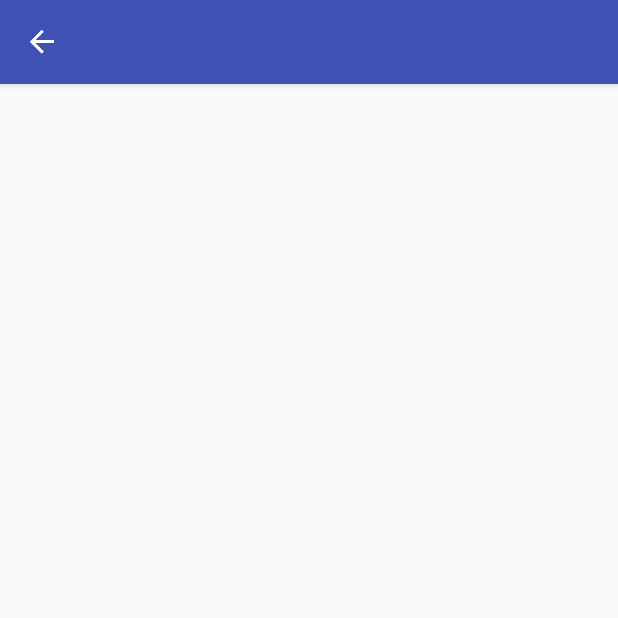
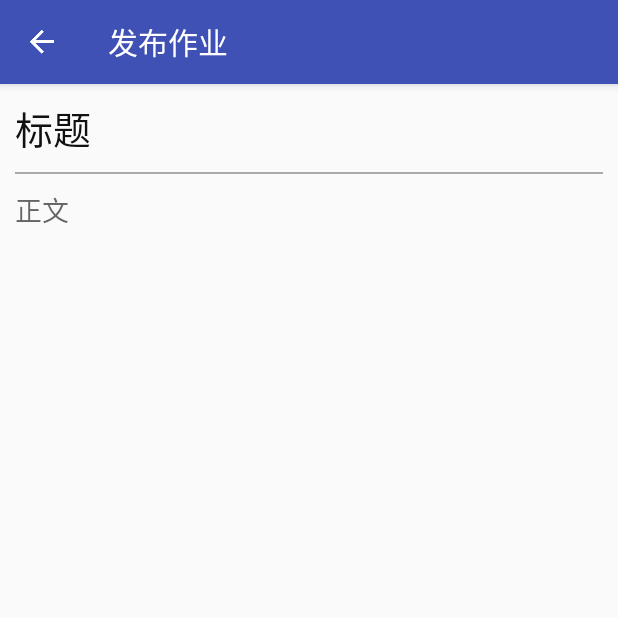
Before and after one commit to sngths/FscClient, an Android app: the fragment AssignemntReleaseFragment placed in its activity, on a phone screen of 412 x 824 dp, the top half of it. Run offline under Robolectric (Android 15) with nearby library versions, the phone set to English and light mode, and no system bars; our stand-ins replace ButterKnife; libraries missing offline, so code that uses them is left out: com.bignerdranch.expandablerecyclerview, rx.android.schedulers, rx.functions, rx.schedulers; 20 statements that could not run were skipped.

Commit message:
修改作业发布界面  完成可折叠列表的点击处理

```diff
--- a/app/src/main/java/com/tianxing/presenter/main/ContactsPresenter.java
+++ b/app/src/main/java/com/tianxing/presenter/main/ContactsPresenter.java
@@ -12,11 +12,23 @@ public interface ContactsPresenter {
 
 
 
+    /**
+     * 取得群组数目
+     * */
+    Integer getGroupCount();
+
 
     /**
      * 取得群组列表
      * */
     List<GroupInfo> getGroupInfos();
+
+
+    /**
+     * 取得好友数目
+     * */
+    Integer getFriendsCount();
+
 
     /**
      * 取得好友列表
--- a/app/src/main/java/com/tianxing/ui/activity/MainView.java
+++ b/app/src/main/java/com/tianxing/ui/activity/MainView.java
@@ -25,6 +25,10 @@ public interface MainView {
     void startAssignmentReleaseFragment();
 
 
+    /**
+     * 启动聊天界面 包括群聊和一对一聊天界面
+     * */
+    void startChatFragment(Integer parentPosition, Integer childPosition);
 
     /**
      * 返回 操作
--- a/app/src/main/java/com/tianxing/ui/fragment/child/AssignemntReleaseFragment.java
+++ b/app/src/main/java/com/tianxing/ui/fragment/child/AssignemntReleaseFragment.java
@@ -37,6 +37,7 @@ public class AssignemntReleaseFragment extends BaseBackFragment {
         View view = inflater.inflate(R.layout.fragment_assignment_release, container, false);
         unbinder = ButterKnife.bind(this, view);
         toolBarInit(toolbar);
+        toolbar.setTitle("发布作业");
         return view;
     }
 
--- a/app/src/main/java/com/tianxing/ui/fragment/child/AssignmentDetailFragment.java
+++ b/app/src/main/java/com/tianxing/ui/fragment/child/AssignmentDetailFragment.java
@@ -36,6 +36,7 @@ public class AssignmentDetailFragment extends BaseBackFragment {
         View view = inflater.inflate(R.layout.fragment_assignment_detail, container, false);
         unbinder = ButterKnife.bind(this, view);
         toolBarInit(toolbar);
+        toolbar.setTitle("作业详情");
         return view;
     }
 
--- a/app/src/main/java/com/tianxing/ui/fragment/child/AssignmentDetailView.java
+++ b/app/src/main/java/com/tianxing/ui/fragment/child/AssignmentDetailView.java
@@ -4,4 +4,5 @@ package com.tianxing.ui.fragment.child;
  * Created by tianxing on 16/7/25.
  */
 public interface AssignmentDetailView {
+
 }
--- a/app/src/main/java/com/tianxing/ui/fragment/main/AssignmentListFragment.java
+++ b/app/src/main/java/com/tianxing/ui/fragment/main/AssignmentListFragment.java
@@ -96,6 +96,7 @@ public class AssignmentListFragment extends BaseFragment implements SwipeRefresh
         super.onSaveInstanceState(outState);
         //保存Fragment的滑动位置 载入状态等信息 用来恢复Fragment的原先状态
 
+
     }
 
     @Override
@@ -121,7 +122,5 @@ public class AssignmentListFragment extends BaseFragment implements SwipeRefresh
         if (swipeRefreshLayout.isRefreshing()) {
             swipeRefreshLayout.setRefreshing(false);
         }
-
-
     }
 }
--- a/app/src/main/java/com/tianxing/ui/fragment/main/MainFragment.java
+++ b/app/src/main/java/com/tianxing/ui/fragment/main/MainFragment.java
@@ -89,7 +89,7 @@ public class MainFragment extends BaseFragment {
 
     private void initView(){
         bottomBar.addItem(new BottomBarTab(getContext(), R.mipmap.ic_bottombar_icon1_24dp, "作业"));
-        bottomBar.addItem(new BottomBarTab(getContext(), R.mipmap.ic_bottombar_icon2_24dp, "批阅"));
+        bottomBar.addItem(new BottomBarTab(getContext(), R.mipmap.ic_bottombar_icon2_24dp, "课堂"));
         bottomBar.addItem(new BottomBarReleaseTab(getContext()));//发布按钮
         bottomBar.addItem(new BottomBarTab(getContext(), R.mipmap.ic_bottombar_icon3_24dp, "学生"));
         bottomBar.addItem(new BottomBarTab(getContext(), R.mipmap.ic_bottombar_icon3_24dp, "设置"));
@@ -110,7 +110,7 @@ public class MainFragment extends BaseFragment {
                     case 1:
                         getChildFragmentManager().beginTransaction().hide(fragments[0]).hide(fragments[2]).hide(fragments[3]).show(fragments[1]).commit();
                         if (actionBar != null){
-                            toolbar.setTitle("批阅");
+                            toolbar.setTitle("课堂");
                         }
                         break;
                     case 2:
--- /dev/null
+++ b/app/src/main/java/com/tianxing/ui/listener/ExpandableViewOnClickListener.java
@@ -0,0 +1,14 @@
+package com.tianxing.ui.listener;
+
+/**
+ * Created by tianxing on 16/7/29.
+ */
+public interface ExpandableViewOnClickListener {
+
+
+    /**
+     * 折叠列表点击
+     * @param position  被点击的子项在折叠列表完全展开时所在的位置
+     * */
+    void OnClick(Integer position);
+}
--- a/app/src/main/res/layout/fragment_assignment_release.xml
+++ b/app/src/main/res/layout/fragment_assignment_release.xml
@@ -5,10 +5,39 @@
               android:layout_height="match_parent">
     <include layout="@layout/toolbar_child"/>
 
-    <LinearLayout
+    <ScrollView
         android:layout_width="match_parent"
-        android:layout_height="wrap_content">
+        android:layout_height="0dp"
+        android:layout_weight="1">
+        <LinearLayout
+            android:layout_width="match_parent"
+            android:layout_height="wrap_content"
+            android:orientation="vertical">
+            <EditText
+                android:hint="@string/assignment_title"
+                android:layout_width="match_parent"
+                android:maxLines="1"
+                android:padding="10dp"
+                android:background="@null"
+                android:textColorHint="#111111"
+                android:textSize="25dp"
+                android:layout_height="wrap_content"/>
+            <!-- 分割线 -->
+            <View
+                android:layout_width="match_parent"
+                android:layout_height="1dp"
+                android:background="@android:color/darker_gray"
+                android:layout_marginLeft="10dp"
+                android:layout_marginRight="10dp"/>
+            <EditText
+                android:layout_width="match_parent"
+                android:layout_height="wrap_content"
+                android:background="@null"
+                android:padding="10dp"
+                android:hint="正文"/>
 
-    </LinearLayout>
+        </LinearLayout>
+
+    </ScrollView>
 
 </LinearLayout>
--- a/app/src/main/res/values/strings.xml
+++ b/app/src/main/res/values/strings.xml
@@ -1,3 +1,4 @@
 <resources>
     <string name="app_name">家校通教师版</string>
+    <string name="assignment_title">标题</string>
 </resources>
```
Also changed, not shown: app/src/main/java/com/tianxing/presenter/main/ContactsViewPresenter.java (+14 -0 lines), app/src/main/java/com/tianxing/ui/activity/MainActivity.java (+11 -0 lines), app/src/main/java/com/tianxing/ui/adapter/ContactsExpandableViewAdaper.java (+25 -2 lines), app/src/main/java/com/tianxing/ui/fragment/main/ContactsFragment.java (+29 -2 lines), app/src/main/res/layout/fragment_assignemt_reply.xml (added, +7 -0 lines), app/src/main/res/layout/fragment_review.xml (+3 -9 lines).
